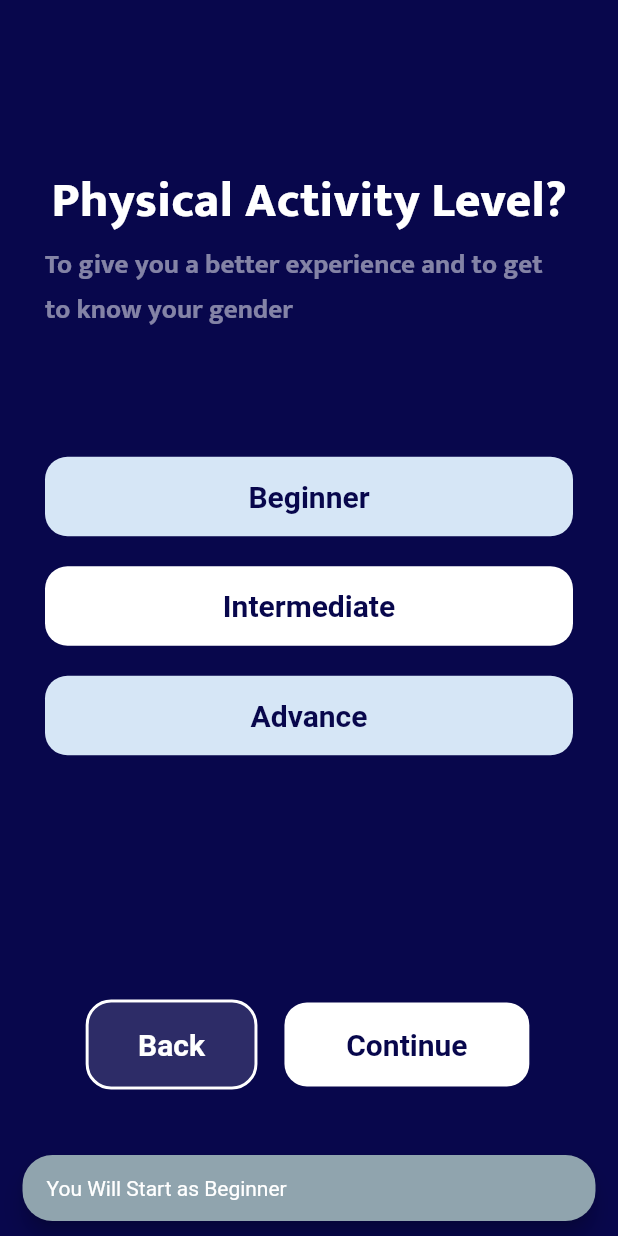
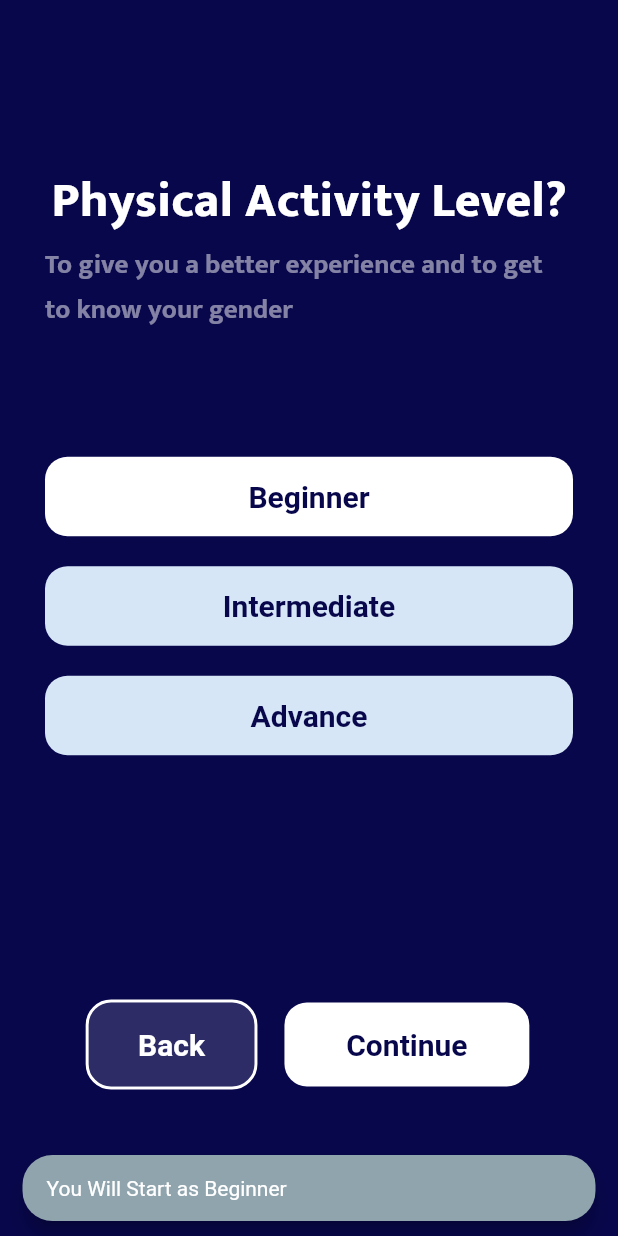
Before and after one commit to ShivamPundir12/ND_Fitness-new, a Flutter app: the Activity_level screen opened by its route, after a tap on "Beginner", on a phone screen of 412 x 824 dp. Run offline on Flutter 3.47's test engine with Material 2 defaults, Android fonts, the phone set to English and light mode, and no system bars; our stand-ins replace cloud_firestore, firebase_auth, firebase_core, flutter_secure_storage, form_field_validator; accounts and stored records are empty.

Commit message:
15-04-23

```diff
--- a/lib/screens/info/activity_level.dart
+++ b/lib/screens/info/activity_level.dart
@@ -1,5 +1,3 @@
-// ignore_for_file: unnecessary_null_comparison
-
 import 'package:flutter/material.dart';
 import 'package:nd_fitness/screens/info/profile.dart';
 import 'package:nd_fitness/services/Message.dart';
@@ -14,9 +12,15 @@ class Activity_level extends StatefulWidget {
 }
 
 class _Activity_levelState extends State<Activity_level> {
+  List<String> activityLevels = ['Beginner', 'Intermediate', 'Advanced'];
+  String selectedLevel = ''; // initialize as empty string
   final String activ1 = 'Beginner';
   final String activ2 = 'Intermediate';
   final String activ3 = 'Advance';
+  bool beginnerSelected = false;
+  bool intermediateSelected = false;
+  bool advancedSelected = false;
+  Color selected_color = text_color2;
   bool _isSelected = false;
   @override
   Widget build(BuildContext context) {
@@ -60,6 +64,9 @@ class _Activity_levelState extends State<Activity_level> {
 
                   // Set _isSelected to true when activity level is selected
                   setState(() {
+                    beginnerSelected = true;
+                    intermediateSelected = false;
+                    advancedSelected = false;
                     _isSelected = true;
                   });
                 } catch (e) {
@@ -70,7 +77,7 @@ class _Activity_levelState extends State<Activity_level> {
                 padding: EdgeInsets.symmetric(vertical: 15),
                 alignment: Alignment.center,
                 decoration: BoxDecoration(
-                  color: gend,
+                  color: beginnerSelected ? selected_color : gend,
                   borderRadius: BorderRadius.only(
                     topLeft: Radius.circular(15),
                     topRight: Radius.circular(15),
@@ -98,6 +105,9 @@ class _Activity_levelState extends State<Activity_level> {
 
                   // Set _isSelected to true when activity level is selected
                   setState(() {
+                    beginnerSelected = false;
+                    intermediateSelected = true;
+                    advancedSelected = false;
                     _isSelected = true;
                   });
                 } catch (e) {
@@ -107,8 +117,9 @@ class _Activity_levelState extends State<Activity_level> {
               child: Container(
                 padding: EdgeInsets.symmetric(vertical: 15),
                 alignment: Alignment.center,
+                //Use a ternary operator to change the color based on _isSelected state
                 decoration: BoxDecoration(
-                  color: text_color2,
+                  color: intermediateSelected ? selected_color : gend,
                   borderRadius: BorderRadius.only(
                     topLeft: Radius.circular(15),
                     topRight: Radius.circular(15),
@@ -137,6 +148,9 @@ class _Activity_levelState extends State<Activity_level> {
                   // Set _isSelected to true when activity level is selected
                   setState(() {
                     _isSelected = true;
+                    beginnerSelected = false;
+                    intermediateSelected = false;
+                    advancedSelected = true;
                   });
                 } catch (e) {
                   Message.custommessage(e.toString(), context);
@@ -146,7 +160,7 @@ class _Activity_levelState extends State<Activity_level> {
                 padding: EdgeInsets.symmetric(vertical: 15),
                 alignment: Alignment.center,
                 decoration: BoxDecoration(
-                  color: gend,
+                  color: advancedSelected ? selected_color : gend,
                   borderRadius: BorderRadius.only(
                     topLeft: Radius.circular(15),
                     topRight: Radius.circular(15),
```
Also changed, not shown: lib/screens/info/membership/plan_card.dart (+13 -1 lines), lib/materials/colors.dart (line endings or trailing spaces).
